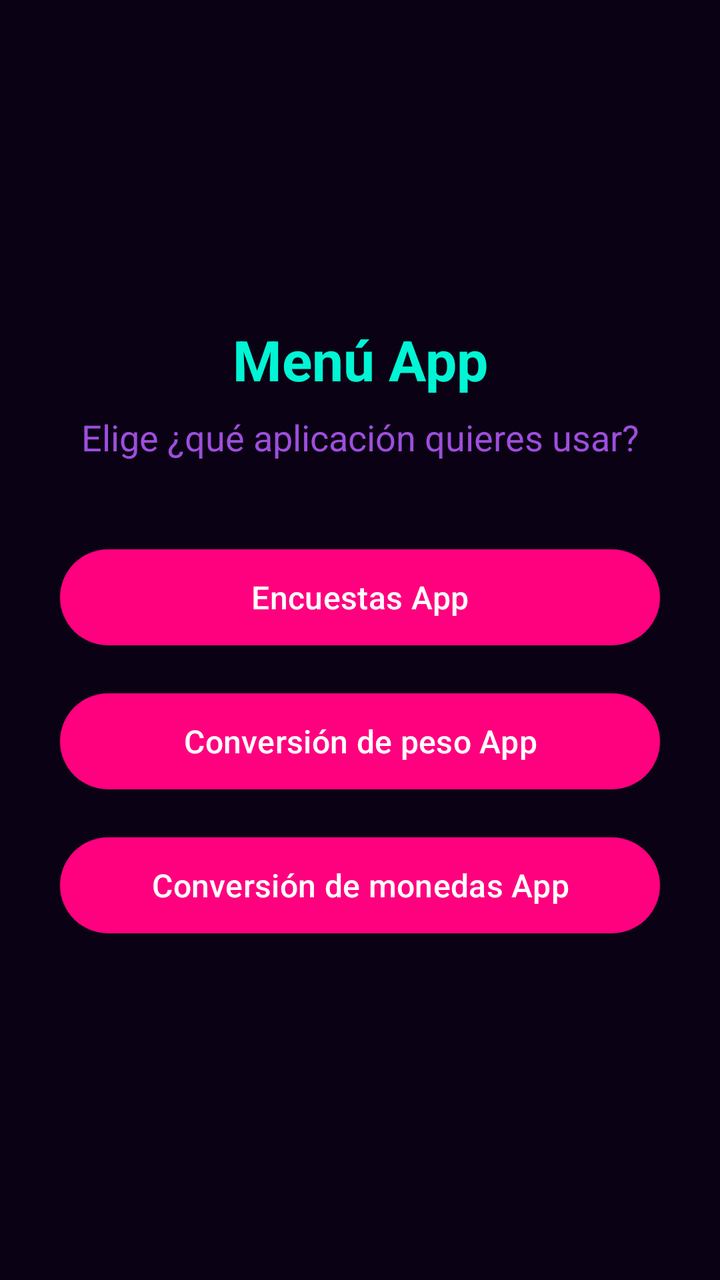
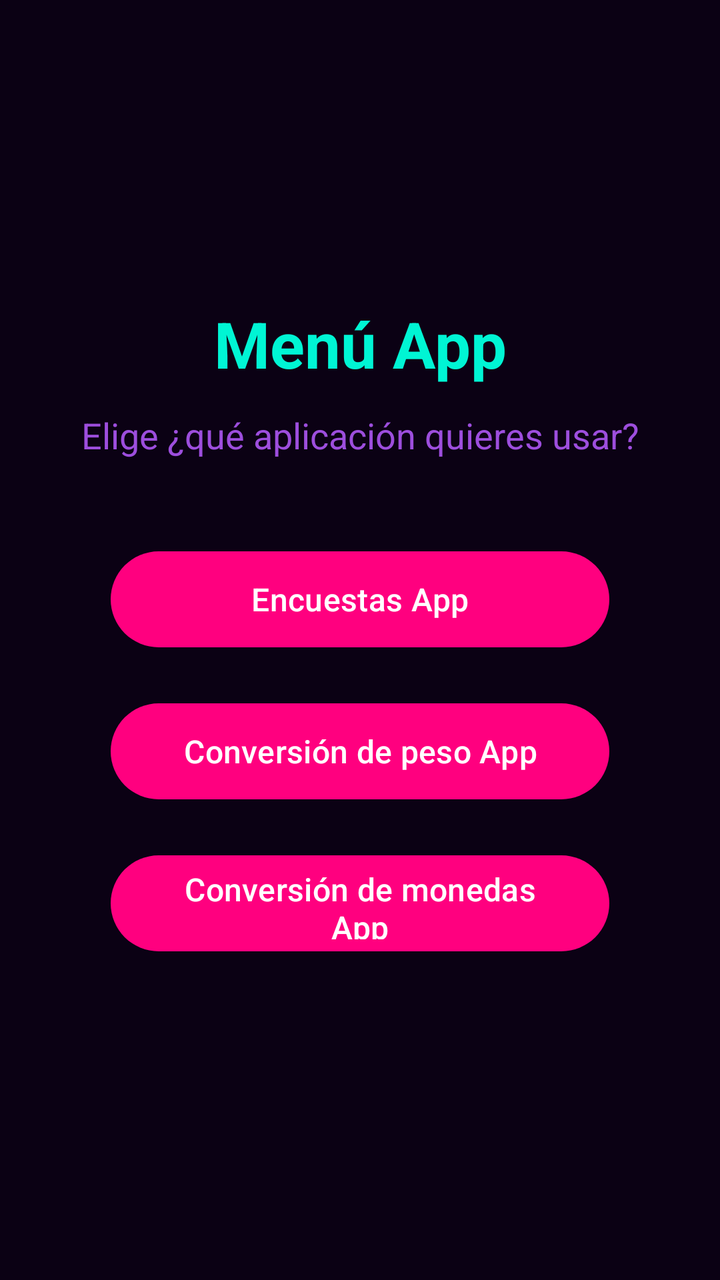

The first picture is an Android layout as it rendered before a commit; the second is the same layout after the commit. The layout source and the unified diff follow.
<!-- AndroidManifest.xml: application theme Theme.MenuApp -->
<!-- res/layout/activity_main.xml -->
<?xml version="1.0" encoding="utf-8"?>
<LinearLayout
    xmlns:android="http://schemas.android.com/apk/res/android"
    xmlns:tools="http://schemas.android.com/tools"
    xmlns:app="http://schemas.android.com/apk/res-auto"
    android:id="@+id/main"
    android:layout_width="match_parent"
    android:layout_height="match_parent"
    android:orientation="vertical"
    android:gravity="center"
    android:padding="24dp"
    tools:context=".MainActivity">

    <TextView
        android:layout_width="match_parent"
        android:layout_height="wrap_content"
        android:gravity="center"
        android:text="Menú App"
        android:textSize="28sp"
        android:textColor="?attr/colorOnSurface"
        android:textStyle="bold" />

    <TextView
        android:layout_width="match_parent"
        android:layout_height="wrap_content"
        android:text="Elige ¿qué aplicación quieres usar?"
        android:gravity="center"
        android:layout_marginTop="8dp"
        android:layout_marginBottom="32dp"
        android:textColor="?attr/colorOnSurfaceVariant"
        android:textSize="18sp" />

    <Button
        android:id="@+id/btnEncuestaApp"
        android:layout_width="300dp"
        android:layout_height="56dp"
        android:layout_marginVertical="8dp"
        android:text="Encuestas App"
        android:textSize="16sp" />

    <Button
        android:id="@+id/btnPesoApp"
        android:layout_width="300dp"
        android:layout_height="56dp"
        android:layout_marginVertical="8dp"
        android:text="Conversión de peso App"
        android:textSize="16sp" />

    <Button
        android:id="@+id/btnMonedasApp"
        android:layout_width="300dp"
        android:layout_height="56dp"
        android:layout_marginVertical="8dp"
        android:text="Conversión de monedas App"
        android:textSize="16sp" />

</LinearLayout>
<!-- resources referenced by this layout -->
<resources>
  <style name="Theme.MenuApp" parent="Base.Theme.MenuApp">
          <item name="colorPrimary">#FF007F</item>
          <item name="colorOnPrimary">#FFFFFF</item>
          <item name="colorContainer">#251B45</item>
          <item name="colorSecondary">#00F5D4</item>
          <item name="colorOnSecondary">#0B0114</item>
          <item name="android:windowBackground">#0B0114</item>
          <item name="colorSurface">#1A0B2E</item>
          <item name="colorOnSurface">#00F5D4</item>
          <item name="colorOnSurfaceVariant">#9D4EDD</item>
      </style>
  <style name="Base.Theme.MenuApp" parent="Theme.Material3.DayNight.NoActionBar">
          <item name="colorPrimary">#6200EE</item>
          <item name="android:windowBackground">#FFFFFF</item>
      </style>
</resources>

<!-- the commit's change to res/layout/activity_main.xml (unified diff, before → after) -->
@@ -1,57 +1,91 @@
 <?xml version="1.0" encoding="utf-8"?>
-<LinearLayout
+<androidx.constraintlayout.widget.ConstraintLayout
     xmlns:android="http://schemas.android.com/apk/res/android"
     xmlns:tools="http://schemas.android.com/tools"
     xmlns:app="http://schemas.android.com/apk/res-auto"
     android:id="@+id/main"
     android:layout_width="match_parent"
     android:layout_height="match_parent"
-    android:orientation="vertical"
-    android:gravity="center"
     android:padding="24dp"
     tools:context=".MainActivity">
 
+    <androidx.constraintlayout.widget.Guideline
+        android:id="@+id/glCenter"
+        android:layout_width="wrap_content"
+        android:layout_height="wrap_content"
+        android:orientation="vertical"
+        app:layout_constraintGuide_percent="0.5" />
+
     <TextView
-        android:layout_width="match_parent"
+        android:id="@+id/tvTitulo"
+        android:layout_width="0dp"
         android:layout_height="wrap_content"
         android:gravity="center"
         android:text="Menú App"
-        android:textSize="28sp"
+        android:textSize="32sp"
         android:textColor="?attr/colorOnSurface"
-        android:textStyle="bold" />
+        android:textStyle="bold"
+        app:layout_constraintTop_toTopOf="parent"
+        app:layout_constraintBottom_toTopOf="@id/tvSubtitulo"
+        app:layout_constraintLeft_toLeftOf="parent"
+        app:layout_constraintRight_toRightOf="parent"
+        app:layout_constraintVertical_chainStyle="packed" />
 
     <TextView
-        android:layout_width="match_parent"
+        android:id="@+id/tvSubtitulo"
+        android:layout_width="0dp"
         android:layout_height="wrap_content"
         android:text="Elige ¿qué aplicación quieres usar?"
         android:gravity="center"
-        android:layout_marginTop="8dp"
+        android:layout_marginTop="12dp"
         android:layout_marginBottom="32dp"
         android:textColor="?attr/colorOnSurfaceVariant"
-        android:textSize="18sp" />
+        android:textSize="18sp"
+        app:layout_constraintTop_toBottomOf="@id/tvTitulo"
+        app:layout_constraintBottom_toTopOf="@id/btnEncuestaApp"
+        app:layout_constraintLeft_toLeftOf="parent"
+        app:layout_constraintRight_toRightOf="parent" />
 
     <Button
         android:id="@+id/btnEncuestaApp"
-        android:layout_width="300dp"
+        android:layout_width="0dp"
         android:layout_height="56dp"
-        android:layout_marginVertical="8dp"
+        android:layout_marginVertical="10dp"
         android:text="Encuestas App"
-        android:textSize="16sp" />
+        android:textSize="16sp"
+        app:layout_constraintWidth_percent="0.8"
+        app:layout_maxWidth="400dp"
+        app:layout_constraintTop_toBottomOf="@id/tvSubtitulo"
+        app:layout_constraintBottom_toTopOf="@id/btnPesoApp"
+        app:layout_constraintLeft_toLeftOf="@id/glCenter"
+        app:layout_constraintRight_toRightOf="@id/glCenter" />
 
     <Button
         android:id="@+id/btnPesoApp"
-        android:layout_width="300dp"
+        android:layout_width="0dp"
         android:layout_height="56dp"
-        android:layout_marginVertical="8dp"
+        android:layout_marginVertical="10dp"
         android:text="Conversión de peso App"
-        android:textSize="16sp" />
+        android:textSize="16sp"
+        app:layout_constraintWidth_percent="0.8"
+        app:layout_maxWidth="400dp"
+        app:layout_constraintTop_toBottomOf="@id/btnEncuestaApp"
+        app:layout_constraintBottom_toTopOf="@id/btnMonedasApp"
+        app:layout_constraintLeft_toLeftOf="@id/glCenter"
+        app:layout_constraintRight_toRightOf="@id/glCenter" />
 
     <Button
         android:id="@+id/btnMonedasApp"
-        android:layout_width="300dp"
+        android:layout_width="0dp"
         android:layout_height="56dp"
-        android:layout_marginVertical="8dp"
+        android:layout_marginVertical="10dp"
         android:text="Conversión de monedas App"
-        android:textSize="16sp" />
+        android:textSize="16sp"
+        app:layout_constraintWidth_percent="0.8"
+        app:layout_maxWidth="400dp"
+        app:layout_constraintTop_toBottomOf="@id/btnPesoApp"
+        app:layout_constraintBottom_toBottomOf="parent"
+        app:layout_constraintLeft_toLeftOf="@id/glCenter"
+        app:layout_constraintRight_toRightOf="@id/glCenter" />
 
-</LinearLayout>
+</androidx.constraintlayout.widget.ConstraintLayout>
